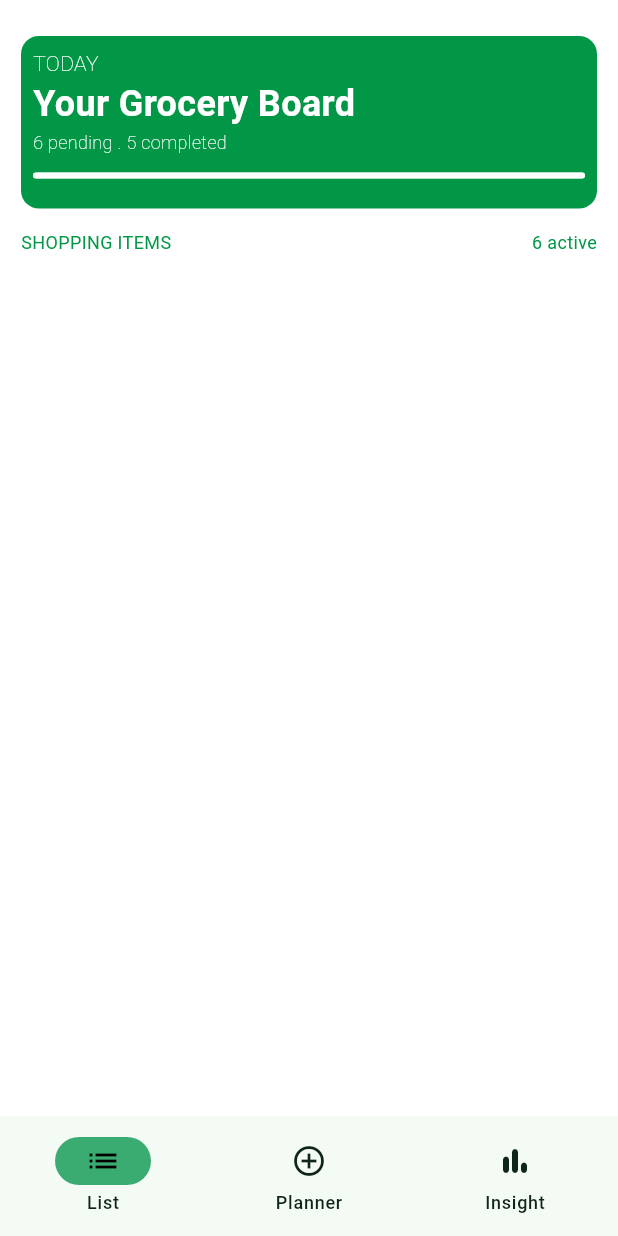
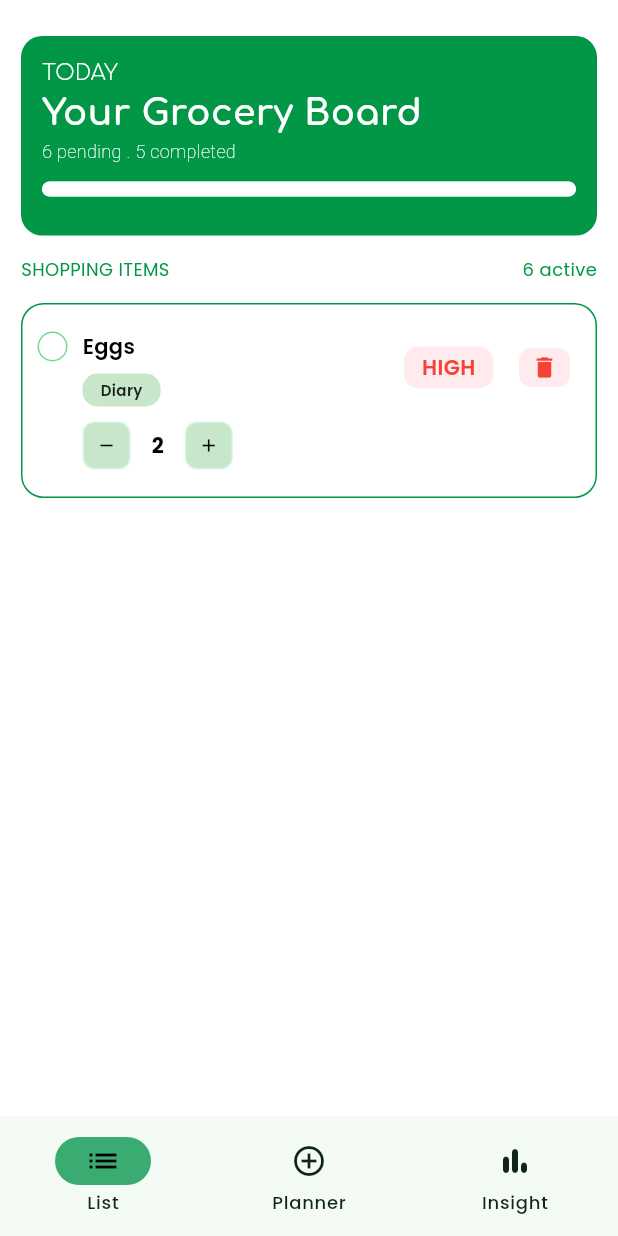
Before and after one commit to Miki0035/flutter_grocify, a Flutter app: the BottomNav screen opened directly, on a phone screen of 412 x 824 dp. Run offline on Flutter 3.47's test engine with Material 3 defaults, Android fonts, the phone set to English and light mode, and no system bars; our stand-ins replace fpdart, google_fonts.

Commit message:
feat: create item card

```diff
--- a/lib/core/themes/theme.dart
+++ b/lib/core/themes/theme.dart
@@ -1,4 +1,5 @@
 import 'package:flutter/material.dart';
+import 'package:google_fonts/google_fonts.dart';
 import 'package:grocify/core/constants/colors.dart';
 import 'package:grocify/core/themes/custom_themes/bottom_navigation_bar_theme.dart';
 
@@ -6,6 +7,7 @@ class GrocifyTheme {
   static ThemeData light = ThemeData(
     useMaterial3: true,
     brightness: Brightness.light,
+    textTheme: GoogleFonts.poppinsTextTheme(),
     scaffoldBackgroundColor: GrocifyLightColors.background,
     colorScheme: const ColorScheme.light(
       primary: GrocifyLightColors.primary,
@@ -22,6 +24,7 @@ class GrocifyTheme {
   static ThemeData dark = ThemeData(
     useMaterial3: true,
     brightness: Brightness.dark,
+    textTheme: GoogleFonts.poppinsTextTheme(),
     scaffoldBackgroundColor: GrocifyDarkColors.background,
     colorScheme: const ColorScheme.dark(
       primary: GrocifyDarkColors.primary,
--- a/lib/features/list/presentation/screens/list_screen.dart
+++ b/lib/features/list/presentation/screens/list_screen.dart
@@ -1,7 +1,10 @@
 import 'package:flutter/material.dart';
 import 'package:flutter/widget_previews.dart';
 import 'package:grocify/core/constants/colors.dart';
+import 'package:grocify/features/list/presentation/widgets/add_remove_button.dart';
 import 'package:grocify/features/list/presentation/widgets/banner_card.dart';
+import 'package:grocify/features/list/presentation/widgets/chip.dart';
+import 'package:grocify/features/list/presentation/widgets/item_card.dart';
 
 class ListScreen extends StatelessWidget {
   @Preview(name: 'List screen')
@@ -16,6 +19,7 @@ class ListScreen extends StatelessWidget {
           children: [
             // Banner
             GBannerCard(),
+
             Padding(
               padding: const EdgeInsets.symmetric(vertical: 14),
               child: Row(
@@ -33,6 +37,8 @@ class ListScreen extends StatelessWidget {
                 ],
               ),
             ),
+
+            GItemCard(),
           ],
         ),
       ),
--- /dev/null
+++ b/lib/features/list/presentation/widgets/add_remove_button.dart
@@ -0,0 +1,25 @@
+import 'package:flutter/material.dart';
+import 'package:grocify/core/constants/colors.dart';
+
+class GAddRemoveIconButton extends StatelessWidget {
+  const GAddRemoveIconButton({super.key, required this.icon, this.onTap});
+
+  final IconData icon;
+  final VoidCallback? onTap;
+
+  @override
+  Widget build(BuildContext context) {
+    return GestureDetector(
+      onTap: onTap,
+      child: Container(
+        padding: .all(8),
+        decoration: BoxDecoration(
+          color: Colors.green.shade100,
+          border: .all(color: GrocifyBrand.greenSoft),
+          borderRadius: .circular(8),
+        ),
+        child: Icon(icon, color: Colors.black, size: 14),
+      ),
+    );
+  }
+}
--- a/lib/features/list/presentation/widgets/banner_card.dart
+++ b/lib/features/list/presentation/widgets/banner_card.dart
@@ -1,32 +1,40 @@
 import 'package:flutter/material.dart';
+import 'package:flutter/widget_previews.dart';
+import 'package:google_fonts/google_fonts.dart';
 import 'package:grocify/core/constants/colors.dart';
 
 class GBannerCard extends StatelessWidget {
+  @Preview()
   const GBannerCard({super.key});
 
   @override
   Widget build(BuildContext context) {
     return Container(
       width: .infinity,
-      padding: .all(8),
+      padding: .all(14),
       decoration: BoxDecoration(
         color: GrocifyBrand.green,
-        borderRadius: .circular(12),
+        borderRadius: .circular(14),
       ),
       child: Column(
         crossAxisAlignment: .start,
         children: [
           Text(
             'TODAY',
-            style: TextStyle(fontWeight: .w100, color: GrocifyBrand.white),
+            style: GoogleFonts.comfortaa(
+              fontWeight: .w100,
+              color: GrocifyBrand.white,
+            ),
           ),
 
           Text(
             'Your Grocery Board',
-            style: TextStyle(
-              fontWeight: .w600,
-              fontSize: 24,
-              color: GrocifyBrand.white,
+            style: GoogleFonts.comfortaa(
+              textStyle: TextStyle(
+                fontWeight: .w800,
+                fontSize: 24,
+                color: GrocifyBrand.white,
+              ),
             ),
           ),
           Text.rich(
@@ -48,6 +56,7 @@ class GBannerCard extends StatelessWidget {
               value: 50,
               color: GrocifyBrand.white,
               borderRadius: .circular(50),
+              minHeight: 10,
               backgroundColor: GrocifyBrand.greenSoft,
             ),
           ),
--- /dev/null
+++ b/lib/features/list/presentation/widgets/chip.dart
@@ -0,0 +1,20 @@
+import 'package:flutter/material.dart';
+
+class GChip extends StatelessWidget {
+  const GChip({super.key, required this.child, required this.backgroundColor});
+
+  final Widget child;
+  final Color backgroundColor;
+
+  @override
+  Widget build(BuildContext context) {
+    return Container(
+      padding: .symmetric(vertical: 4, horizontal: 12),
+      decoration: BoxDecoration(
+        borderRadius: .circular(10),
+        color: backgroundColor,
+      ),
+      child: child,
+    );
+  }
+}
--- /dev/null
+++ b/lib/features/list/presentation/widgets/item_card.dart
@@ -0,0 +1,120 @@
+import 'package:flutter/material.dart';
+import 'package:grocify/core/constants/colors.dart';
+import 'package:grocify/features/list/presentation/widgets/add_remove_button.dart';
+import 'package:grocify/features/list/presentation/widgets/chip.dart';
+
+class GItemCard extends StatelessWidget {
+  const GItemCard({super.key});
+
+  @override
+  Widget build(BuildContext context) {
+    return Container(
+      padding: .symmetric(vertical: 18, horizontal: 10),
+      decoration: BoxDecoration(
+        color: GrocifyBrand.white,
+        border: .all(color: GrocifyBrand.green),
+        borderRadius: .circular(15),
+      ),
+      child: Row(
+        mainAxisAlignment: .spaceBetween,
+        crossAxisAlignment: .start,
+        children: [
+          // RIGHT
+          Row(
+            crossAxisAlignment: .start,
+            children: [
+              Container(
+                width: 20,
+                height: 20,
+                decoration: BoxDecoration(
+                  borderRadius: .circular(50),
+                  color: GrocifyBrand.white,
+                  border: .all(color: GrocifyBrand.greenLight),
+                ),
+              ),
+
+              SizedBox(width: 10),
+
+              Column(
+                crossAxisAlignment: .start,
+                children: [
+                  Text(
+                    'Eggs',
+                    style: TextStyle(
+                      fontSize: 14,
+                      color: Colors.black,
+                      fontWeight: .w600,
+                    ),
+                  ),
+                  SizedBox(height: 8),
+                  GChip(
+                    backgroundColor: Colors.green.shade100,
+                    child: Text(
+                      "Diary",
+                      style: TextStyle(
+                        color: Colors.black87,
+
+                        fontSize: 10,
+                        fontWeight: .w600,
+                      ),
+                    ),
+                  ),
+
+                  SizedBox(height: 10),
+                  Row(
+                    crossAxisAlignment: .center,
+                    children: [
+                      GAddRemoveIconButton(icon: Icons.remove),
+                      SizedBox(width: 14),
+                      Text(
+                        '2',
+                        style: TextStyle(
+                          fontWeight: .w700,
+                          color: Colors.black,
+                        ),
+                      ),
+                      SizedBox(width: 14),
+
+                      GAddRemoveIconButton(icon: Icons.add),
+                    ],
+                  ),
+                ],
+              ),
+            ],
+          ),
+
+          // LEFT DELETE + PRIORITY
+          Row(
+            children: [
+              GChip(
+                backgroundColor: Colors.red.shade50,
+                child: Text(
+                  "HIGH",
+                  style: TextStyle(
+                    color: Colors.red,
+                    fontSize: 14,
+                    fontWeight: .w600,
+                  ),
+                ),
+              ),
+
+              SizedBox(width: 10),
+
+              IconButton(
+                iconSize: 18,
+                constraints: BoxConstraints(minWidth: 18),
+                style: IconButton.styleFrom(
+                  backgroundColor: Colors.red.shade50,
+                  padding: .symmetric(vertical: 4, horizontal: 8),
+                  shape: RoundedRectangleBorder(borderRadius: .circular(8)),
+                ),
+                onPressed: () {},
+                icon: Icon(Icons.delete, color: Colors.red),
+              ),
+            ],
+          ),
+        ],
+      ),
+    );
+  }
+}
--- a/pubspec.yaml
+++ b/pubspec.yaml
@@ -37,6 +37,7 @@ dependencies:
   flutter_bloc: ^9.1.1
   fpdart: ^1.2.0
   envied: ^1.3.10
+  google_fonts: ^8.2.1
 
 dev_dependencies:
   flutter_test:
```
Also changed, not shown: pubspec.lock.
